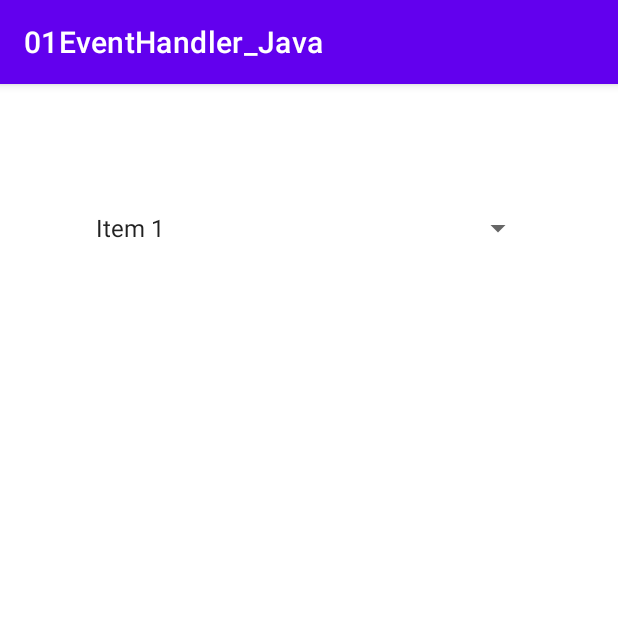
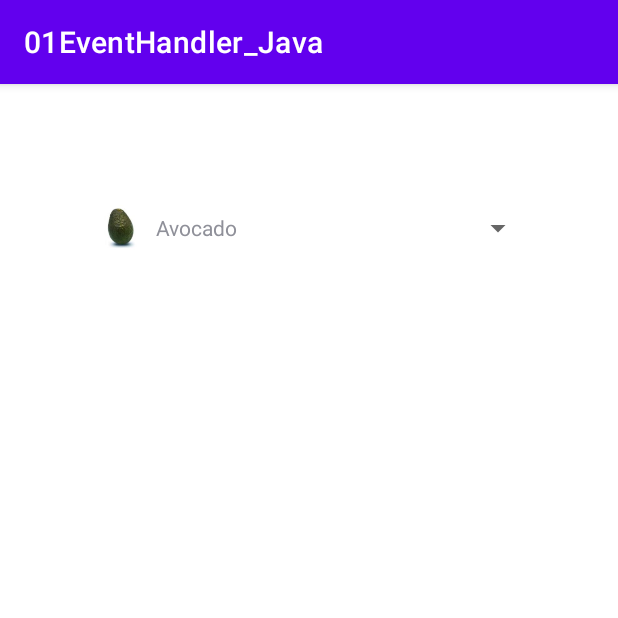
Before and after one commit to dev-SR/android-native, an Android app: the screen it shows after launch (MainActivity), on a phone screen of 412 x 824 dp, the top half of it. Run offline under Robolectric (Android 15) with nearby library versions, the phone set to English and light mode, and no system bars.

Commit message:
spinner using Custom ArrayAdapter + Custom View

```diff
--- /dev/null
+++ b/01EventHandler_Java/app/src/main/java/com/example/a01eventhandler_java/Data.java
@@ -0,0 +1,49 @@
+package com.example.a01eventhandler_java;
+
+import java.util.ArrayList;
+import java.util.List;
+
+public class Data {
+
+    public static List<Fruit> getFruitList() {
+        List<Fruit> fruitList = new ArrayList<>();
+
+        Fruit Avocado = new Fruit();
+        Avocado.setName("Avocado");
+        Avocado.setImage(R.drawable.avocado);
+        fruitList.add(Avocado);
+
+        Fruit Banana = new Fruit();
+        Banana.setName("Banana");
+        Banana.setImage(R.drawable.banana);
+        fruitList.add(Banana);
+
+        Fruit Coconut = new Fruit();
+        Coconut.setName("Coconut");
+        Coconut.setImage(R.drawable.coconut);
+        fruitList.add(Coconut);
+
+        Fruit Guava = new Fruit();
+        Guava.setName("Guava");
+        Guava.setImage(R.drawable.guava);
+        fruitList.add(Guava);
+
+        Fruit Lemon = new Fruit();
+        Lemon.setName("Lemon");
+        Lemon.setImage(R.drawable.lemon);
+        fruitList.add(Lemon);
+
+        Fruit Mango = new Fruit();
+        Mango.setName("Mango");
+        Mango.setImage(R.drawable.mango);
+        fruitList.add(Mango);
+
+        Fruit Orange = new Fruit();
+        Orange.setName("Orange");
+        Orange.setImage(R.drawable.orange);
+        fruitList.add(Orange);
+
+        return fruitList;
+    }
+
+}
--- /dev/null
+++ b/01EventHandler_Java/app/src/main/java/com/example/a01eventhandler_java/Fruit.java
@@ -0,0 +1,26 @@
+package com.example.a01eventhandler_java;
+
+public class Fruit {
+
+    private String name;
+    private int image;
+
+    public Fruit() {
+    }
+
+    public String getName() {
+        return name;
+    }
+
+    public void setName(String name) {
+        this.name = name;
+    }
+
+    public int getImage() {
+        return image;
+    }
+
+    public void setImage(int image) {
+        this.image = image;
+    }
+}
--- /dev/null
+++ b/01EventHandler_Java/app/src/main/java/com/example/a01eventhandler_java/FruitAdapter.java
@@ -0,0 +1,61 @@
+package com.example.a01eventhandler_java;
+import android.content.Context;
+import android.view.LayoutInflater;
+import android.view.View;
+import android.view.ViewGroup;
+import android.widget.BaseAdapter;
+import android.widget.ImageView;
+import android.widget.TextView;
+import java.util.List;
+
+public class FruitAdapter extends BaseAdapter {
+    private Context context;
+    private List<Fruit> fruitList;
+
+    public FruitAdapter(Context context, List<Fruit> fruitList) {
+        this.context = context;
+        this.fruitList = fruitList;
+    }
+
+    @Override
+    public int getCount() {
+        return fruitList != null ? fruitList.size() : 0;
+    }
+
+    @Override
+    public Object getItem(int i) {
+        return i;
+    }
+
+    @Override
+    public long getItemId(int i) {
+        return i;
+    }
+    /**
+     `getView` method will return the final view that a Spinner will set to it’s row’s ith (first parameter) position.
+     If Spinner has six rows then compiler will this method for six times. In every iteration,
+     compiler will fetch or inflate the XML file which will provide UI widgets (Textview, Button, ImageView etc.)
+     for the row item. Then it will set the appropriate values to the UI widgets (Textview, Button, ImageView etc.)
+     */
+    @Override
+    public View getView(int i, View view, ViewGroup viewGroup) {
+        /** When you write an XML layout, it will be inflated by the Android OS which basically
+         * means that it will be rendered by creating view object in memory.
+
+         You can also inflate views explicitly by using the LayoutInflater. In that case you have to:
+         In that case you have to:
+         */
+        //1. Get an instance of the LayoutInflater
+        //2. Specify the XML to inflate
+        View rootView = LayoutInflater.from(context)
+                .inflate(R.layout.item_fruit, viewGroup, false);
+        //3. Use the returned RootView to get it's children
+        TextView txtName = rootView.findViewById(R.id.name);
+        ImageView image = rootView.findViewById(R.id.image);
+        //4. Set the content view with returned view
+        txtName.setText(fruitList.get(i).getName());
+        image.setImageResource(fruitList.get(i).getImage());
+
+        return rootView;
+    }
+}
--- a/01EventHandler_Java/app/src/main/java/com/example/a01eventhandler_java/MainActivity.java
+++ b/01EventHandler_Java/app/src/main/java/com/example/a01eventhandler_java/MainActivity.java
@@ -186,26 +186,43 @@ public class MainActivity extends AppCompatActivity {
 //        });
 
 //        creating Spinner Dynamically
+//        setContentView(R.layout.spinner_layout);
+//        Spinner spinner = findViewById(R.id.spinner);
+//        // Spinner Drop down elements
+//        List<String> categories = new ArrayList<String>();
+//        categories.add("Item 1");
+//        categories.add("Item 2");
+//        categories.add("Item 3");
+//        categories.add("Item 4");
+//        categories.add("Item 5");
+//        categories.add("Item 6");
+//        // Creating adapter for spinner
+//        ArrayAdapter<String> dataAdapter = new ArrayAdapter<String>(this, android.R.layout.simple_spinner_item, categories);
+//        // Drop down layout style - list view with radio button
+//        dataAdapter.setDropDownViewResource(android.R.layout.simple_spinner_dropdown_item);
+//        // attaching data adapter to spinner
+//        spinner.setAdapter(dataAdapter);
+//        spinner.setOnItemSelectedListener(new AdapterView.OnItemSelectedListener() {
+//            @Override
+//            public void onItemSelected(AdapterView<?> adapterView, View view, int i, long l) {
+//                Log.d("BTN", spinner.getItemAtPosition(i).toString());
+//            }
+//
+//            @Override
+//            public void onNothingSelected(AdapterView<?> adapterView) {
+//
+//            }
+//        });
+
         setContentView(R.layout.spinner_layout);
         Spinner spinner = findViewById(R.id.spinner);
-        // Spinner Drop down elements
-        List<String> categories = new ArrayList<String>();
-        categories.add("Item 1");
-        categories.add("Item 2");
-        categories.add("Item 3");
-        categories.add("Item 4");
-        categories.add("Item 5");
-        categories.add("Item 6");
-        // Creating adapter for spinner
-        ArrayAdapter<String> dataAdapter = new ArrayAdapter<String>(this, android.R.layout.simple_spinner_item, categories);
-        // Drop down layout style - list view with radio button
-        dataAdapter.setDropDownViewResource(android.R.layout.simple_spinner_dropdown_item);
-        // attaching data adapter to spinner
-        spinner.setAdapter(dataAdapter);
+
+        FruitAdapter fruitAdapter = new FruitAdapter(getApplicationContext(), Data.getFruitList());
+        spinner.setAdapter(fruitAdapter);
         spinner.setOnItemSelectedListener(new AdapterView.OnItemSelectedListener() {
             @Override
             public void onItemSelected(AdapterView<?> adapterView, View view, int i, long l) {
-                Log.d("BTN", spinner.getItemAtPosition(i).toString());
+                Log.d("BTN",Data.getFruitList().get(i).getName());
             }
 
             @Override
@@ -213,8 +230,6 @@ public class MainActivity extends AppCompatActivity {
 
             }
         });
-
-
     }
 //    1.
 //    public void  onButtonClick(View v){
--- /dev/null
+++ b/01EventHandler_Java/app/src/main/res/layout/item_fruit.xml
@@ -0,0 +1,22 @@
+<?xml version="1.0" encoding="utf-8"?>
+<RelativeLayout xmlns:android="http://schemas.android.com/apk/res/android"
+    android:layout_width="match_parent"
+    android:layout_height="wrap_content">
+
+    <ImageView
+        android:id="@+id/image"
+        android:layout_width="32dp"
+        android:layout_height="32dp"
+        android:layout_marginStart="8dp"
+        android:src="@drawable/orange" />
+
+    <TextView
+        android:id="@+id/name"
+        android:layout_width="match_parent"
+        android:layout_height="wrap_content"
+        android:layout_centerVertical="true"
+        android:layout_marginStart="8dp"
+        android:layout_toRightOf="@+id/image"
+        android:text="Name" />
+
+</RelativeLayout>
```
Also changed, not shown: 01EventHandler_Java/app/src/main/res/drawable-v24/avocado.png (added), 01EventHandler_Java/app/src/main/res/drawable-v24/banana.png (added), 01EventHandler_Java/app/src/main/res/drawable-v24/coconut.png (added), 01EventHandler_Java/app/src/main/res/drawable-v24/guava.png (added), 01EventHandler_Java/app/src/main/res/drawable-v24/lemon.png (added), 01EventHandler_Java/app/src/main/res/drawable-v24/mango.png (added), 01EventHandler_Java/app/src/main/res/drawable-v24/orange.png (added), 3 other files.
